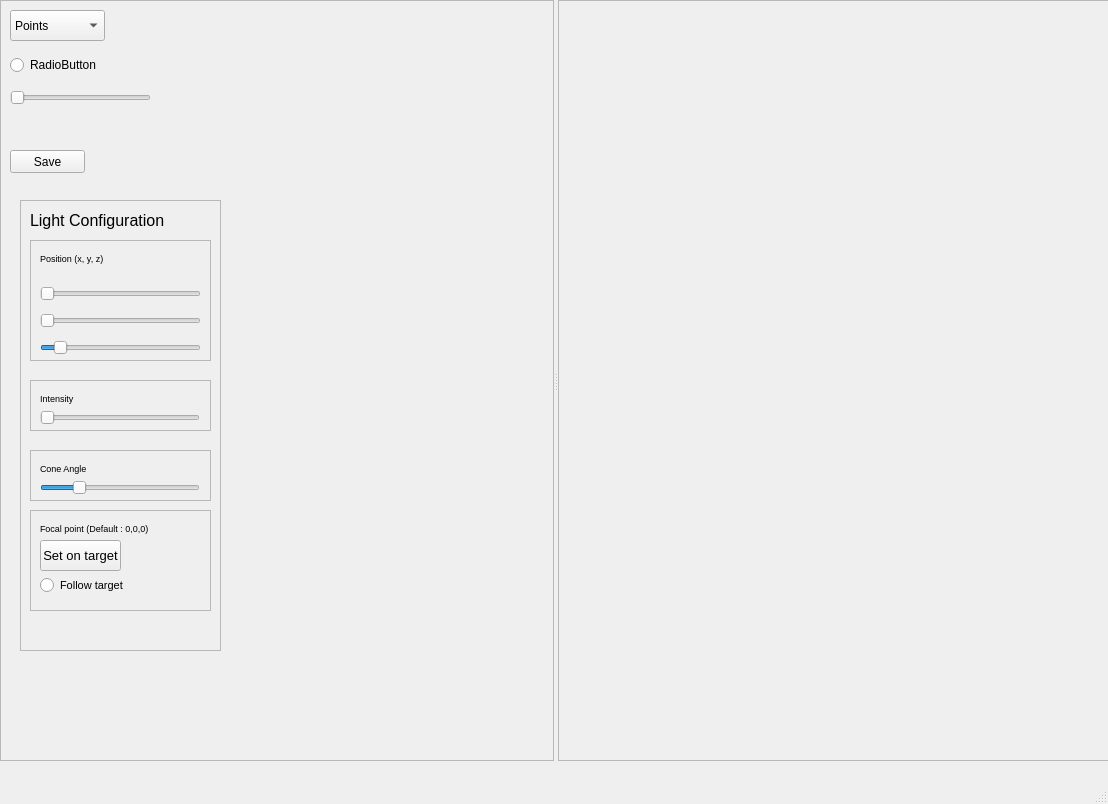
This is Mini_app_Qt_VTK.ui in Aympab/raytracing-vtk-pyqt as Qt 5 draws it before an edit. The edited form follows.
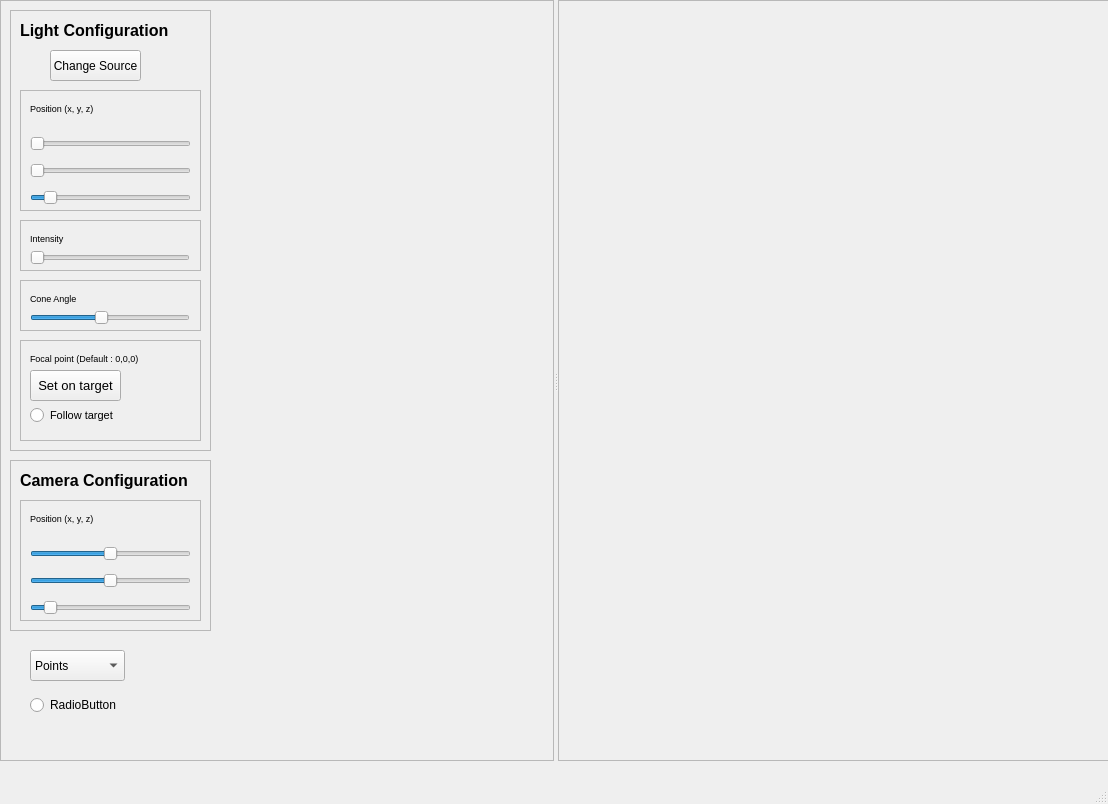
This is the edited form.

Commit message: camera moves

```diff
--- a/Mini_app_Qt_VTK.ui
+++ b/Mini_app_Qt_VTK.ui
@@ -54,8 +54,8 @@
      <widget class="QRadioButton" name="radioButton">
       <property name="geometry">
        <rect>
-        <x>10</x>
-        <y>50</y>
+        <x>30</x>
+        <y>690</y>
         <width>131</width>
         <height>30</height>
        </rect>
@@ -67,8 +67,8 @@
      <widget class="QComboBox" name="comboBox">
       <property name="geometry">
        <rect>
-        <x>10</x>
-        <y>10</y>
+        <x>30</x>
+        <y>650</y>
         <width>95</width>
         <height>31</height>
        </rect>
@@ -89,39 +89,13 @@
        </property>
       </item>
      </widget>
-     <widget class="QSlider" name="Resolution">
-      <property name="geometry">
-       <rect>
-        <x>10</x>
-        <y>90</y>
-        <width>141</width>
-        <height>16</height>
-       </rect>
-      </property>
-      <property name="orientation">
-       <enum>Qt::Horizontal</enum>
-      </property>
-     </widget>
-     <widget class="QPushButton" name="saveButton">
-      <property name="geometry">
-       <rect>
-        <x>10</x>
-        <y>150</y>
-        <width>75</width>
-        <height>23</height>
-       </rect>
-      </property>
-      <property name="text">
-       <string>Save</string>
-      </property>
-     </widget>
      <widget class="QFrame" name="frame_2">
       <property name="geometry">
        <rect>
-        <x>20</x>
-        <y>200</y>
+        <x>10</x>
+        <y>10</y>
         <width>201</width>
-        <height>451</height>
+        <height>441</height>
        </rect>
       </property>
       <property name="frameShape">
@@ -135,13 +109,15 @@
         <rect>
          <x>10</x>
          <y>10</y>
-         <width>141</width>
+         <width>161</width>
          <height>21</height>
         </rect>
        </property>
        <property name="font">
         <font>
          <pointsize>12</pointsize>
+         <weight>75</weight>
+         <bold>true</bold>
         </font>
        </property>
        <property name="text">
@@ -152,7 +128,7 @@
        <property name="geometry">
         <rect>
          <x>10</x>
-         <y>40</y>
+         <y>80</y>
          <width>181</width>
          <height>121</height>
         </rect>
@@ -249,7 +225,7 @@
        <property name="geometry">
         <rect>
          <x>10</x>
-         <y>180</y>
+         <y>210</y>
          <width>181</width>
          <height>51</height>
         </rect>
@@ -302,7 +278,7 @@
        <property name="geometry">
         <rect>
          <x>10</x>
-         <y>250</y>
+         <y>270</y>
          <width>181</width>
          <height>51</height>
         </rect>
@@ -341,7 +317,7 @@
          </rect>
         </property>
         <property name="maximum">
-         <number>180</number>
+         <number>91</number>
         </property>
         <property name="singleStep">
          <number>1</number>
@@ -358,7 +334,7 @@
        <property name="geometry">
         <rect>
          <x>10</x>
-         <y>310</y>
+         <y>330</y>
          <width>181</width>
          <height>101</height>
         </rect>
@@ -410,7 +386,7 @@
          <rect>
           <x>10</x>
           <y>30</y>
-          <width>81</width>
+          <width>91</width>
           <height>31</height>
          </rect>
         </property>
@@ -422,6 +398,169 @@
         <property name="text">
          <string>Set on target</string>
         </property>
+       </widget>
+      </widget>
+      <widget class="QPushButton" name="saveButton">
+       <property name="geometry">
+        <rect>
+         <x>40</x>
+         <y>40</y>
+         <width>91</width>
+         <height>31</height>
+        </rect>
+       </property>
+       <property name="font">
+        <font>
+         <pointsize>9</pointsize>
+        </font>
+       </property>
+       <property name="text">
+        <string>Change Source</string>
+       </property>
+       <property name="default">
+        <bool>false</bool>
+       </property>
+       <property name="flat">
+        <bool>false</bool>
+       </property>
+      </widget>
+     </widget>
+     <widget class="QFrame" name="frame_7">
+      <property name="geometry">
+       <rect>
+        <x>10</x>
+        <y>460</y>
+        <width>201</width>
+        <height>171</height>
+       </rect>
+      </property>
+      <property name="frameShape">
+       <enum>QFrame::StyledPanel</enum>
+      </property>
+      <property name="frameShadow">
+       <enum>QFrame::Raised</enum>
+      </property>
+      <widget class="QLabel" name="label_6">
+       <property name="geometry">
+        <rect>
+         <x>10</x>
+         <y>10</y>
+         <width>181</width>
+         <height>21</height>
+        </rect>
+       </property>
+       <property name="font">
+        <font>
+         <pointsize>12</pointsize>
+         <weight>75</weight>
+         <bold>true</bold>
+        </font>
+       </property>
+       <property name="text">
+        <string>Camera Configuration</string>
+       </property>
+      </widget>
+      <widget class="QFrame" name="frame_8">
+       <property name="geometry">
+        <rect>
+         <x>10</x>
+         <y>40</y>
+         <width>181</width>
+         <height>121</height>
+        </rect>
+       </property>
+       <property name="frameShape">
+        <enum>QFrame::StyledPanel</enum>
+       </property>
+       <property name="frameShadow">
+        <enum>QFrame::Raised</enum>
+       </property>
+       <widget class="QLabel" name="label_7">
+        <property name="geometry">
+         <rect>
+          <x>10</x>
+          <y>10</y>
+          <width>71</width>
+          <height>16</height>
+         </rect>
+        </property>
+        <property name="font">
+         <font>
+          <pointsize>7</pointsize>
+         </font>
+        </property>
+        <property name="text">
+         <string>Position (x, y, z)</string>
+        </property>
+       </widget>
+       <widget class="QWidget" name="layoutWidget_2">
+        <property name="geometry">
+         <rect>
+          <x>10</x>
+          <y>40</y>
+          <width>161</width>
+          <height>81</height>
+         </rect>
+        </property>
+        <layout class="QVBoxLayout" name="verticalLayout_2">
+         <item>
+          <widget class="QSlider" name="cameraPos_x">
+           <property name="minimum">
+            <number>-500</number>
+           </property>
+           <property name="maximum">
+            <number>500</number>
+           </property>
+           <property name="singleStep">
+            <number>5</number>
+           </property>
+           <property name="pageStep">
+            <number>100</number>
+           </property>
+           <property name="orientation">
+            <enum>Qt::Horizontal</enum>
+           </property>
+          </widget>
+         </item>
+         <item>
+          <widget class="QSlider" name="cameraPos_y">
+           <property name="minimum">
+            <number>-500</number>
+           </property>
+           <property name="maximum">
+            <number>500</number>
+           </property>
+           <property name="singleStep">
+            <number>5</number>
+           </property>
+           <property name="pageStep">
+            <number>100</number>
+           </property>
+           <property name="orientation">
+            <enum>Qt::Horizontal</enum>
+           </property>
+          </widget>
+         </item>
+         <item>
+          <widget class="QSlider" name="cameraPos_z">
+           <property name="minimum">
+            <number>-100</number>
+           </property>
+           <property name="maximum">
+            <number>999</number>
+           </property>
+           <property name="singleStep">
+            <number>5</number>
+           </property>
+           <property name="pageStep">
+            <number>100</number>
+           </property>
+           <property name="orientation">
+            <enum>Qt::Horizontal</enum>
+           </property>
+          </widget>
+         </item>
+        </layout>
        </widget>
       </widget>
      </widget>
```
The commit also changes 2 other files.
